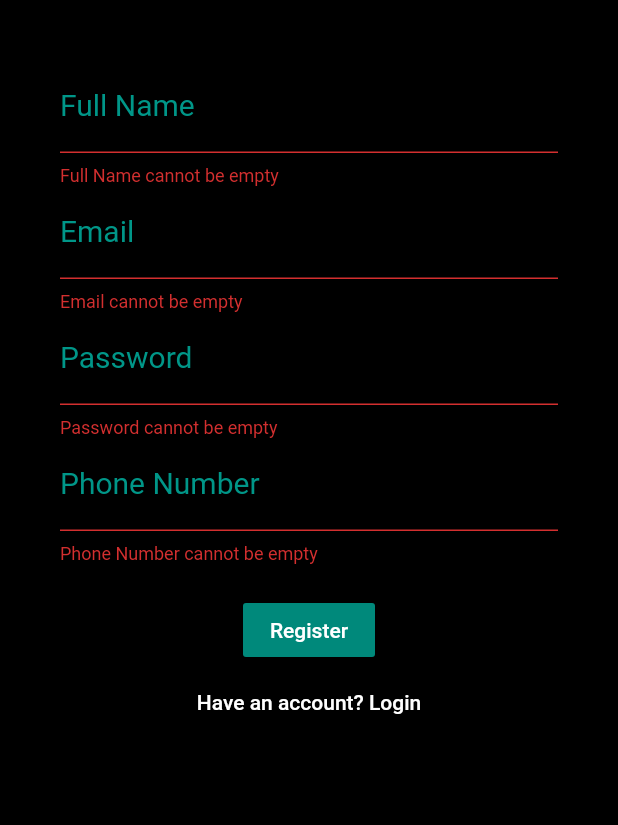
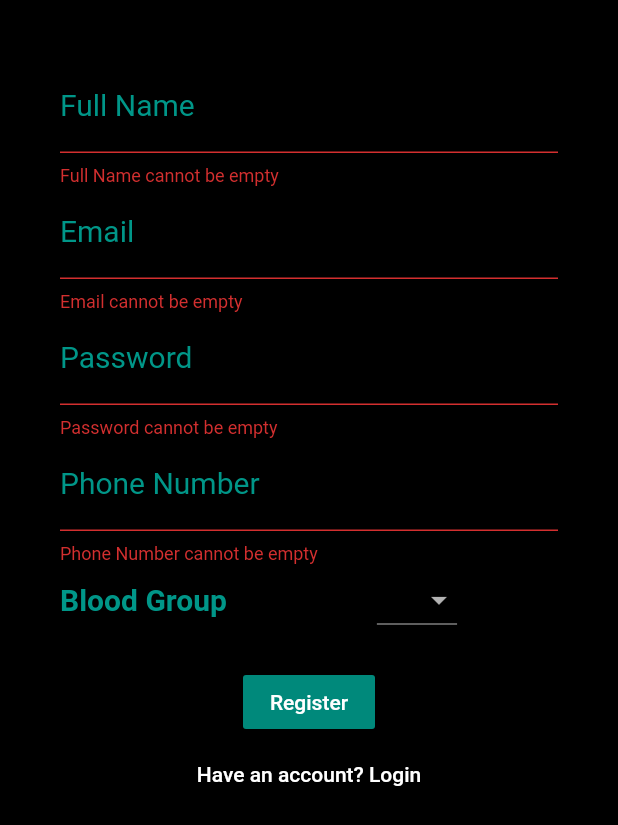
Before and after one commit to zayantharani/bloodbank, a Flutter app: the SignUpPage screen opened directly, after a tap on "Register", on a phone screen of 412 x 824 dp. Shown: the top 825 px of the screen. Run offline on Flutter 3.47's test engine with Material 2 defaults, Android fonts, the phone set to English and light mode, and no system bars; our stand-ins replace firebase_auth, firebase_database; accounts and stored records are empty.

```diff
--- a/lib/LoginPage.dart
+++ b/lib/LoginPage.dart
@@ -35,6 +35,12 @@ class _LoginPageState extends State<LoginPage> {
         String userId = await widget.auth.signInWithEmailAndPassword(_email, _password);
         print("User signed in " +userId);
         widget.onSignedIn();
+        final scaffold = Scaffold.of(context);
+        scaffold.showSnackBar(
+            SnackBar(
+                content: const Text('User signed in')
+            )
+        );
         Navigator.push(context, MaterialPageRoute(builder: (context)=> HomePage()));
 
       }
--- a/lib/main.dart
+++ b/lib/main.dart
@@ -1,8 +1,8 @@
+import 'package:firebase_database/firebase_database.dart';
 import 'package:flutter/material.dart';
 
 import 'auth.dart';
 import 'rootpage.dart';
-import 'package:firebase_database/firebase_database.dart';
 
 FirebaseDatabase database = FirebaseDatabase.instance;
 
--- a/lib/signup_page.dart
+++ b/lib/signup_page.dart
@@ -1,5 +1,6 @@
+import 'package:firebase_database/firebase_database.dart';
 import 'package:flutter/material.dart';
-import 'package:firebase_database/firebase_database.dart';
+
 import 'LoginPage.dart';
 import 'auth.dart';
 
@@ -29,6 +30,7 @@ class _SignUpPageState extends State<SignUpPage> {
 
 
 
+
   bool validateAndSave() {
     final form = _formKey.currentState;
     if (form.validate()) {
@@ -52,9 +54,16 @@ class _SignUpPageState extends State<SignUpPage> {
           "Email" : _email,
           "Phone" : _phoneNumber,
           "isBloodBank" : _isBloodBank,
-//          "BloodGroup" : _bloodGroup
+          "BloodGroup" : _bloodGroup
         });
         Navigator.push(context, MaterialPageRoute(builder: (context)=>LoginPage(auth: new Auth())));
+        final scaffold = Scaffold.of(context);
+        scaffold.showSnackBar(
+            SnackBar(
+                content: const Text('User created')
+            )
+        );
+
       }
       catch (e){
 
@@ -64,11 +73,13 @@ class _SignUpPageState extends State<SignUpPage> {
 
   }
 
+
   Future moveToLogin () {
     Navigator.push(context, MaterialPageRoute(builder: (context)=>LoginPage(auth: new Auth())));
   }
 
   void _onChanged1(bool value) => setState(() => _isBloodBank = value);
+
 
 
 
@@ -125,6 +136,29 @@ class _SignUpPageState extends State<SignUpPage> {
                         validator: (input) => input.isEmpty ? 'Phone Number cannot be empty' : null,
                         onSaved: (input) => _phoneNumber = input,
                       ),
+                      new Row(
+                        children: <Widget>[
+                      new Text("Blood Group",style: TextStyle(fontSize: 20.0,fontWeight:  FontWeight.bold, color: Colors.teal)),
+                      new Padding(
+                          padding: const EdgeInsets.only(right: 100.0)
+                      ),
+                      DropdownButton<String>(
+                          value: _bloodGroup,
+                          onChanged: (String newValue) {
+                            setState(() {
+                              _bloodGroup = newValue;
+                            });
+                          },
+                          items: <String>["A+","A-","B+","B-","O+","O-","AB+","AB-"]
+                              .map<DropdownMenuItem<String>>((String value) {
+                            return DropdownMenuItem<String>(
+                              value: value,
+                              child: Text(value),
+                            );
+                          }).toList(),
+                      )
+                      ]
+                      ),
 
                       new Padding(padding: const EdgeInsets.only(top: 20.0)),
                       new RaisedButton(
```
Also changed, not shown: lib/ui/Home.dart (+4 -5 lines).
